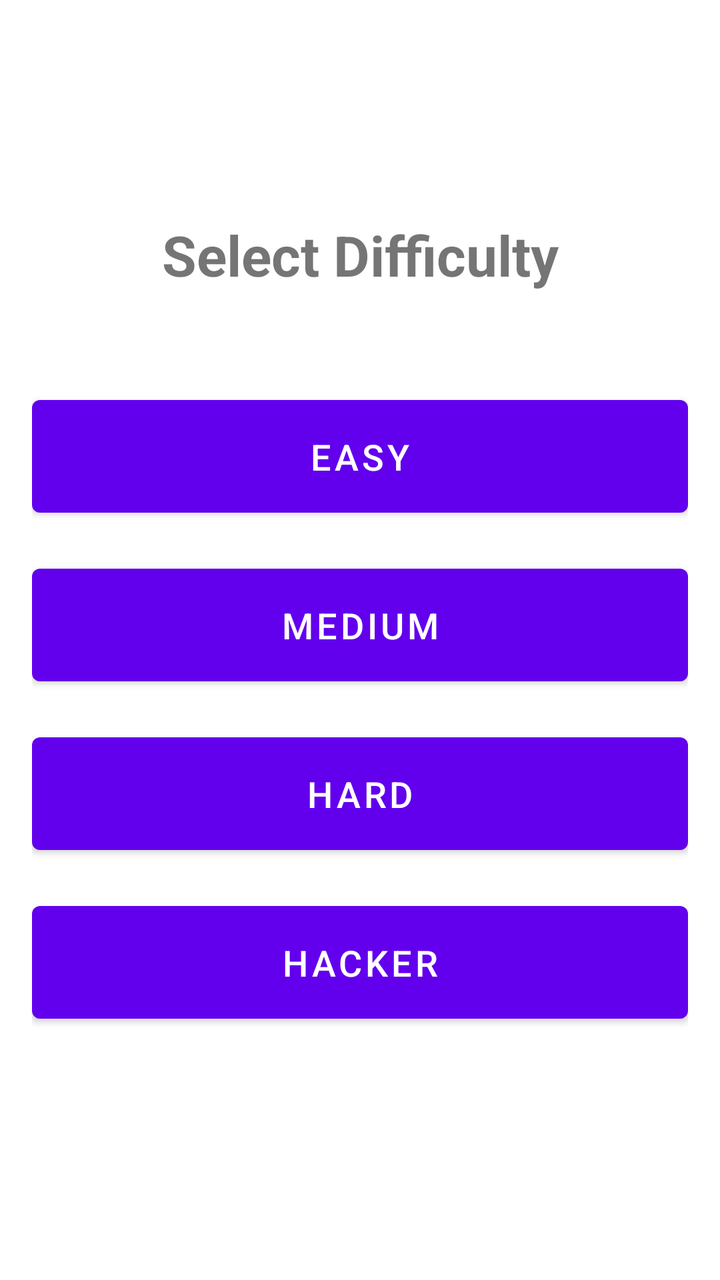
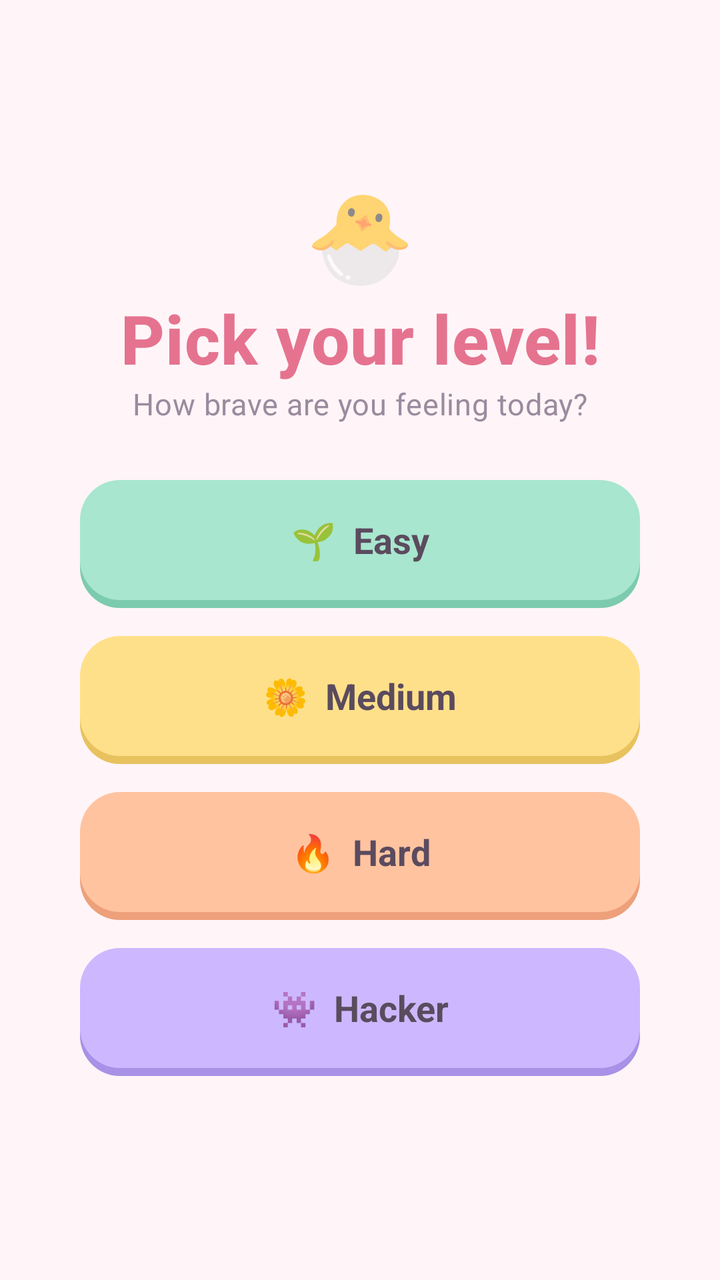

Compare the two renders of this Android layout. The source of the first and the diff that turns it into the second are given below.
<!-- AndroidManifest.xml: application theme Theme.MyApplication -->
<!-- res/layout/fragment_difficulty_selection.xml -->
<?xml version="1.0" encoding="utf-8"?>
<LinearLayout xmlns:android="http://schemas.android.com/apk/res/android"
    xmlns:tools="http://schemas.android.com/tools"
    android:layout_width="match_parent"
    android:layout_height="match_parent"
    android:orientation="vertical"
    android:padding="16dp"
    android:gravity="center"
    tools:context=".ui.home.DifficultySelectionFragment">

    <TextView
        android:layout_width="match_parent"
        android:layout_height="wrap_content"
        android:text="Select Difficulty"
        android:textAlignment="center"
        android:textSize="28sp"
        android:textStyle="bold"
        android:layout_marginBottom="48dp"
        android:layout_marginTop="16dp" />

    <Button
        android:id="@+id/button_easy"
        android:layout_width="match_parent"
        android:layout_height="wrap_content"
        android:text="Easy"
        android:textSize="18sp"
        android:layout_marginBottom="16dp"
        android:padding="16dp" />

    <Button
        android:id="@+id/button_medium"
        android:layout_width="match_parent"
        android:layout_height="wrap_content"
        android:text="Medium"
        android:textSize="18sp"
        android:layout_marginBottom="16dp"
        android:padding="16dp" />

    <Button
        android:id="@+id/button_hard"
        android:layout_width="match_parent"
        android:layout_height="wrap_content"
        android:text="Hard"
        android:textSize="18sp"
        android:layout_marginBottom="16dp"
        android:padding="16dp" />

    <Button
        android:id="@+id/button_hacker"
        android:layout_width="match_parent"
        android:layout_height="wrap_content"
        android:text="Hacker"
        android:textSize="18sp"
        android:layout_marginBottom="32dp"
        android:padding="16dp" />

</LinearLayout>
<!-- resources referenced by this layout -->
<resources>
  <style name="Theme.MyApplication" parent="Theme.MaterialComponents.DayNight.DarkActionBar">
          
          <item name="colorPrimary">@color/purple_500</item>
          <item name="colorPrimaryVariant">@color/purple_700</item>
          <item name="colorOnPrimary">@color/white</item>
          
          <item name="colorSecondary">@color/teal_200</item>
          <item name="colorSecondaryVariant">@color/teal_700</item>
          <item name="colorOnSecondary">@color/black</item>
          
          <item name="android:statusBarColor">?attr/colorPrimaryVariant</item>
          
      </style>
  <color name="purple_500">#FF6200EE</color>
  <color name="purple_700">#FF3700B3</color>
  <color name="teal_200">#FF03DAC5</color>
  <color name="teal_700">#FF018786</color>
  <color name="black">#FF000000</color>
  <!-- unchanged entries left out for length: 1 -->
</resources>

<!-- the commit's change to res/layout/fragment_difficulty_selection.xml (unified diff, before → after) -->
@@ -4,54 +4,55 @@
     android:layout_width="match_parent"
     android:layout_height="match_parent"
     android:orientation="vertical"
-    android:padding="16dp"
+    android:padding="20dp"
     android:gravity="center"
+    android:background="@color/bg_primary"
     tools:context=".ui.home.DifficultySelectionFragment">
 
     <TextView
         android:layout_width="match_parent"
         android:layout_height="wrap_content"
-        android:text="Select Difficulty"
-        android:textAlignment="center"
-        android:textSize="28sp"
-        android:textStyle="bold"
-        android:layout_marginBottom="48dp"
-        android:layout_marginTop="16dp" />
+        android:gravity="center"
+        android:text="🐣"
+        android:textSize="44sp" />
 
-    <Button
-        android:id="@+id/button_easy"
+    <TextView
         android:layout_width="match_parent"
         android:layout_height="wrap_content"
-        android:text="Easy"
-        android:textSize="18sp"
-        android:layout_marginBottom="16dp"
-        android:padding="16dp" />
+        android:gravity="center"
+        android:text="Pick your level!"
+        android:textAppearance="@style/TextAppearance.Headline" />
 
-    <Button
-        android:id="@+id/button_medium"
+    <TextView
         android:layout_width="match_parent"
         android:layout_height="wrap_content"
-        android:text="Medium"
-        android:textSize="18sp"
-        android:layout_marginBottom="16dp"
-        android:padding="16dp" />
+        android:layout_marginBottom="28dp"
+        android:gravity="center"
+        android:text="How brave are you feeling today?"
+        android:textAppearance="@style/TextAppearance.Body" />
 
-    <Button
+    <TextView
+        android:id="@+id/button_easy"
+        style="@style/CuteButton"
+        android:background="@drawable/cute_button_mint"
+        android:text="🌱  Easy" />
+
+    <TextView
+        android:id="@+id/button_medium"
+        style="@style/CuteButton"
+        android:background="@drawable/cute_button_yellow"
+        android:text="🌼  Medium" />
+
+    <TextView
         android:id="@+id/button_hard"
-        android:layout_width="match_parent"
-        android:layout_height="wrap_content"
-        android:text="Hard"
-        android:textSize="18sp"
-        android:layout_marginBottom="16dp"
-        android:padding="16dp" />
+        style="@style/CuteButton"
+        android:background="@drawable/cute_button_peach"
+        android:text="🔥  Hard" />
 
-    <Button
+    <TextView
         android:id="@+id/button_hacker"
-        android:layout_width="match_parent"
-        android:layout_height="wrap_content"
-        android:text="Hacker"
-        android:textSize="18sp"
-        android:layout_marginBottom="32dp"
-        android:padding="16dp" />
+        style="@style/CuteButton"
+        android:background="@drawable/cute_button_lavender"
+        android:text="👾  Hacker" />
 
 </LinearLayout>
<!-- resource entries referenced after the edit -->
@@ -1,23 +1,154 @@
 <!-- resources referenced by this layout -->
 <resources>
-  <style name="Theme.MyApplication" parent="Theme.MaterialComponents.DayNight.DarkActionBar">
+  <color name="bg_primary">#FFF5F8</color>
+  <!-- drawable cute_button_lavender (drawable) -->
+  <?xml version="1.0" encoding="utf-8"?>
+  <selector xmlns:android="http://schemas.android.com/apk/res/android">
+      <item android:state_pressed="true">
+          <layer-list>
+              <item android:top="4dp"><shape android:shape="rectangle"><solid android:color="@color/candy_lavender" /><corners android:radius="20dp" /></shape></item>
+          </layer-list>
+      </item>
+      <item>
+          <layer-list>
+              <item android:top="4dp"><shape android:shape="rectangle"><solid android:color="@color/candy_lavender_dark" /><corners android:radius="20dp" /></shape></item>
+              <item android:bottom="4dp"><shape android:shape="rectangle"><solid android:color="@color/candy_lavender" /><corners android:radius="20dp" /></shape></item>
+          </layer-list>
+      </item>
+  </selector>
+  <!-- drawable cute_button_mint (drawable) -->
+  <?xml version="1.0" encoding="utf-8"?>
+  <selector xmlns:android="http://schemas.android.com/apk/res/android">
+      <item android:state_pressed="true">
+          <layer-list>
+              <item android:top="4dp"><shape android:shape="rectangle"><solid android:color="@color/candy_mint" /><corners android:radius="20dp" /></shape></item>
+          </layer-list>
+      </item>
+      <item>
+          <layer-list>
+              <item android:top="4dp"><shape android:shape="rectangle"><solid android:color="@color/candy_mint_dark" /><corners android:radius="20dp" /></shape></item>
+              <item android:bottom="4dp"><shape android:shape="rectangle"><solid android:color="@color/candy_mint" /><corners android:radius="20dp" /></shape></item>
+          </layer-list>
+      </item>
+  </selector>
+  <!-- drawable cute_button_peach (drawable) -->
+  <?xml version="1.0" encoding="utf-8"?>
+  <selector xmlns:android="http://schemas.android.com/apk/res/android">
+      <item android:state_pressed="true">
+          <layer-list>
+              <item android:top="4dp"><shape android:shape="rectangle"><solid android:color="@color/candy_peach" /><corners android:radius="20dp" /></shape></item>
+          </layer-list>
+      </item>
+      <item>
+          <layer-list>
+              <item android:top="4dp"><shape android:shape="rectangle"><solid android:color="@color/candy_peach_dark" /><corners android:radius="20dp" /></shape></item>
+              <item android:bottom="4dp"><shape android:shape="rectangle"><solid android:color="@color/candy_peach" /><corners android:radius="20dp" /></shape></item>
+          </layer-list>
+      </item>
+  </selector>
+  <!-- drawable cute_button_yellow (drawable) -->
+  <?xml version="1.0" encoding="utf-8"?>
+  <selector xmlns:android="http://schemas.android.com/apk/res/android">
+      <item android:state_pressed="true">
+          <layer-list>
+              <item android:top="4dp"><shape android:shape="rectangle"><solid android:color="@color/candy_yellow" /><corners android:radius="20dp" /></shape></item>
+          </layer-list>
+      </item>
+      <item>
+          <layer-list>
+              <item android:top="4dp"><shape android:shape="rectangle"><solid android:color="@color/candy_yellow_dark" /><corners android:radius="20dp" /></shape></item>
+              <item android:bottom="4dp"><shape android:shape="rectangle"><solid android:color="@color/candy_yellow" /><corners android:radius="20dp" /></shape></item>
+          </layer-list>
+      </item>
+  </selector>
+  <style name="CuteButton">
+          <item name="android:layout_width">match_parent</item>
+          <item name="android:layout_height">64dp</item>
+          <item name="android:layout_marginStart">20dp</item>
+          <item name="android:layout_marginEnd">20dp</item>
+          <item name="android:layout_marginBottom">14dp</item>
+          <item name="android:gravity">center</item>
+          <item name="android:paddingBottom">4dp</item>
+          <item name="android:textSize">18sp</item>
+          <item name="android:textStyle">bold</item>
+          <item name="android:textAllCaps">false</item>
+          <item name="android:textColor">@color/text_primary</item>
+          <item name="android:clickable">true</item>
+          <item name="android:focusable">true</item>
+          <item name="android:stateListAnimator">@null</item>
+          <item name="android:background">@drawable/cute_button_pink</item>
+      </style>
+  <style name="TextAppearance.Body" parent="TextAppearance.MaterialComponents.Body2">
+          <item name="android:textSize">15sp</item>
+          <item name="android:textColor">@color/text_secondary</item>
+          <item name="android:lineSpacingExtra">4dp</item>
+      </style>
+  <style name="TextAppearance.Headline" parent="TextAppearance.MaterialComponents.Headline6">
+          <item name="android:textSize">34sp</item>
+          <item name="android:textStyle">bold</item>
+          <item name="android:textColor">@color/primary_dark</item>
+      </style>
+  <style name="Theme.MyApplication" parent="Theme.MaterialComponents.Light.DarkActionBar">
           
-          <item name="colorPrimary">@color/purple_500</item>
-          <item name="colorPrimaryVariant">@color/purple_700</item>
+          <item name="colorPrimary">@color/primary</item>
+          <item name="colorPrimaryVariant">@color/primary_dark</item>
           <item name="colorOnPrimary">@color/white</item>
           
-          <item name="colorSecondary">@color/teal_200</item>
-          <item name="colorSecondaryVariant">@color/teal_700</item>
-          <item name="colorOnSecondary">@color/black</item>
+          <item name="colorSecondary">@color/candy_mint</item>
+          <item name="colorSecondaryVariant">@color/candy_mint_dark</item>
+          <item name="colorOnSecondary">@color/text_primary</item>
           
           <item name="android:statusBarColor">?attr/colorPrimaryVariant</item>
-          
+          <item name="android:windowBackground">@color/bg_primary</item>
+          <item name="android:textColorPrimary">@color/text_primary</item>
+          <item name="android:textColorSecondary">@color/text_secondary</item>
+          <item name="alertDialogTheme">@style/ThemeOverlay.Cute.Dialog</item>
+          <item name="materialAlertDialogTheme">@style/ThemeOverlay.Cute.Dialog</item>
       </style>
-  <color name="purple_500">#FF6200EE</color>
-  <color name="purple_700">#FF3700B3</color>
-  <color name="teal_200">#FF03DAC5</color>
-  <color name="teal_700">#FF018786</color>
-  <color name="black">#FF000000</color>
+  <color name="candy_lavender">#CDB8FF</color>
+  <color name="candy_lavender_dark">#A891E6</color>
+  <color name="candy_mint">#A8E6CF</color>
+  <color name="candy_mint_dark">#7CCBAE</color>
+  <color name="candy_peach">#FFC3A0</color>
+  <color name="candy_peach_dark">#EDA07A</color>
+  <color name="candy_yellow">#FFE08A</color>
+  <color name="candy_yellow_dark">#E8C25E</color>
+  <color name="text_primary">#5B4B5E</color>
+  <!-- drawable cute_button_pink (drawable) -->
+  <?xml version="1.0" encoding="utf-8"?>
+  <selector xmlns:android="http://schemas.android.com/apk/res/android">
+      <item android:state_pressed="true">
+          <layer-list>
+              <item android:top="4dp"><shape android:shape="rectangle"><solid android:color="@color/candy_pink" /><corners android:radius="20dp" /></shape></item>
+          </layer-list>
+      </item>
+      <item>
+          <layer-list>
+              <item android:top="4dp"><shape android:shape="rectangle"><solid android:color="@color/candy_pink_dark" /><corners android:radius="20dp" /></shape></item>
+              <item android:bottom="4dp"><shape android:shape="rectangle"><solid android:color="@color/candy_pink" /><corners android:radius="20dp" /></shape></item>
+          </layer-list>
+      </item>
+  </selector>
+  <color name="text_secondary">#9C8A9E</color>
+  <color name="primary_dark">#E5738F</color>
+  <color name="primary">#FF8FAB</color>
+  <style name="ThemeOverlay.Cute.Dialog" parent="ThemeOverlay.MaterialComponents.Dialog.Alert">
+          <item name="colorPrimary">@color/primary_dark</item>
+          <item name="android:textColorPrimary">@color/text_primary</item>
+          <item name="android:windowBackground">@drawable/cute_card</item>
+      </style>
+  <color name="candy_pink">#FF9EB7</color>
+  <color name="candy_pink_dark">#E87D9A</color>
+  <!-- drawable cute_card (drawable) -->
+  <?xml version="1.0" encoding="utf-8"?>
+  <shape xmlns:android="http://schemas.android.com/apk/res/android"
+      android:shape="rectangle">
+      <solid android:color="@color/bg_secondary" />
+      <stroke android:width="2dp" android:color="@color/border_light" />
+      <corners android:radius="24dp" />
+  </shape>
+  <color name="bg_secondary">#FFFFFF</color>
+  <color name="border_light">#F6D5E0</color>
   <!-- unchanged entries left out for length: 1 -->
 </resources>
 
